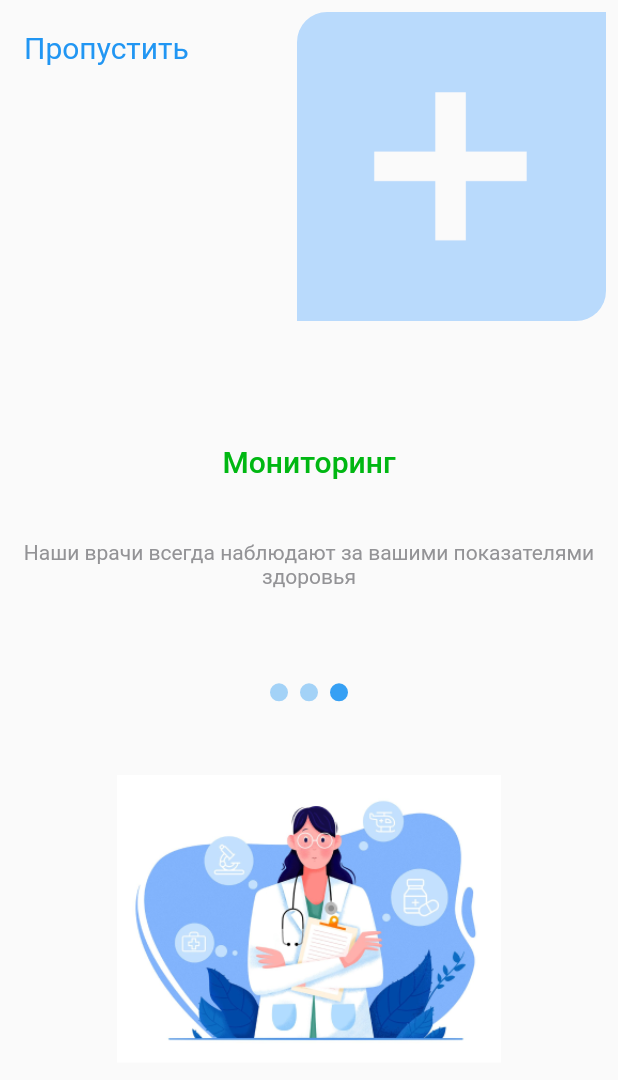
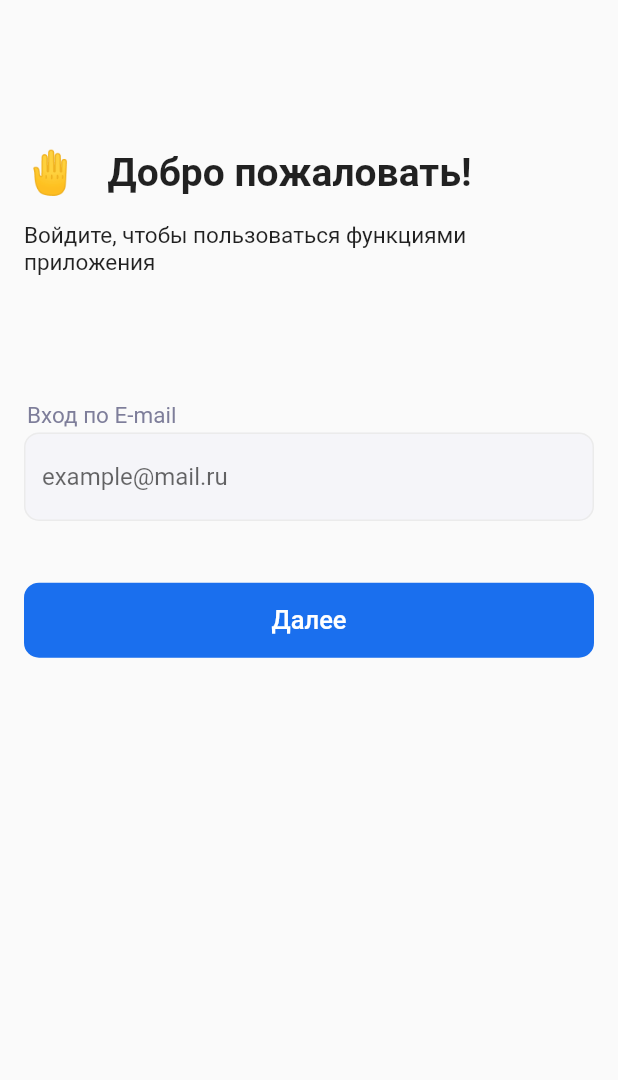
Before and after one commit to Takeshidze/flutter_medic, a Flutter app: the screen it shows after launch, after a tap on "Пропустить", on a phone screen of 412 x 824 dp. Shown: the top 1080 px of the screen. Run offline on Flutter 3.47's test engine with Material 2 defaults, Android fonts, the phone set to English and light mode, and no system bars; drawn by our look-alikes of carousel_slider.

Commit message:
второй скрин первая версия

```diff
--- a/lib/modules/screens/preview_screen/preview_screen.dart
+++ b/lib/modules/screens/preview_screen/preview_screen.dart
@@ -34,7 +34,8 @@ class _PreviewScreenState extends State<PreviewScreen> {
 
   @override
   Widget build(BuildContext context) {
-    return Scaffold(
+    return SafeArea(
+      child: Scaffold(
         body: Padding(
       padding:
           const EdgeInsets.only(bottom: 8.0, left: 8.0, top: 8.0, right: 8.0),
@@ -56,6 +57,7 @@ class _PreviewScreenState extends State<PreviewScreen> {
           ),
           CarouselSlider.builder(
             options: CarouselOptions(
+
               enlargeCenterPage: true,
               viewportFraction: 1,
               height: MediaQuery.of(context).size.height / 2,
@@ -132,6 +134,7 @@ class _PreviewScreenState extends State<PreviewScreen> {
           ),
         ],
       ),
-    ));
+    ))
+    );
   }
 }
--- /dev/null
+++ b/lib/modules/screens/registration_email_screen/registration_email_screen.dart
@@ -0,0 +1,57 @@
+import 'package:flutter/material.dart';
+import 'package:flutter_beginning/modules/widgets/email_text_field.dart';
+
+
+class RegistrationEmailScreen extends StatelessWidget {
+  const RegistrationEmailScreen({super.key});
+
+  @override
+  Widget build(BuildContext context) {
+    return  SafeArea(
+      child: Scaffold(
+        body: Padding(
+          padding: const EdgeInsets.all(16.0),
+          child: Column(
+            children: [
+              SizedBox(
+                    height: MediaQuery.of(context).size.height * 0.1,
+              ),
+              const Row(
+                children: [
+                  Text(
+                    "🤚   ",
+                    style: TextStyle(
+                      fontSize: 28
+                    ),
+                  ),
+                  Text(
+                    "Добро пожаловать!",
+                    style: TextStyle(
+                      fontSize: 26,
+                      fontWeight: FontWeight.w600
+                    ),
+                  )
+                ],
+              ),
+              SizedBox(
+                    height: MediaQuery.of(context).size.height * 0.02,
+              ),
+              const Text(
+                    "Войдите, чтобы пользоваться функциями приложения",
+                    style: TextStyle(
+                      fontSize: 15,
+
+                    ),
+              ),
+              SizedBox(
+                    height: MediaQuery.of(context).size.height * 0.1,
+              ),
+              const EmailTextFieldState(),
+
+            ],
+          ),
+        ),
+      ),
+    );
+  }
+}
--- a/lib/modules/widgets/button_skip.dart
+++ b/lib/modules/widgets/button_skip.dart
@@ -9,8 +9,9 @@ class SkipButton extends StatelessWidget {
       style: TextButton.styleFrom(
           textStyle: const TextStyle(
               fontSize: 20, color: Color.fromRGBO(87, 169, 255, 1))),
-      onPressed: () {},
+      onPressed: () {Navigator.of(context).pushNamed('/registration');},
       child: const Text("Пропустить"),
+
     );
   }
 }
--- /dev/null
+++ b/lib/modules/widgets/email_text_field.dart
@@ -0,0 +1,85 @@
+import 'package:flutter/material.dart';
+
+class EmailTextFieldState extends StatefulWidget {
+  const EmailTextFieldState({super.key});
+
+  @override
+  State<EmailTextFieldState> createState() => _EmailTextFieldStateState();
+}
+
+class _EmailTextFieldStateState extends State<EmailTextFieldState> {
+  @override
+  Widget build(BuildContext context) {
+    return Container(
+      child: Column(
+        crossAxisAlignment: CrossAxisAlignment.start,
+        children: [
+          const Padding(
+            padding: EdgeInsets.all(2.0),
+            child: Text(
+              "Вход по E-mail",
+              style: TextStyle(
+                fontSize: 15,
+                color: Color.fromRGBO(126, 126, 154, 1)
+              ),
+              textAlign: TextAlign.start,
+
+            ),
+          ),
+
+          const TextField(
+
+            keyboardType: TextInputType.emailAddress,
+            decoration: InputDecoration(
+              enabledBorder: OutlineInputBorder(
+                borderRadius: BorderRadius.all(Radius.circular(10)),
+                borderSide: BorderSide(
+                  color: Color.fromRGBO(235, 235, 235, 1),
+
+                )
+              ),
+              border: OutlineInputBorder(
+                borderRadius: BorderRadius.all(Radius.circular(10)),
+
+                borderSide: BorderSide(
+                  color: Color.fromRGBO(235, 235, 235, 1),
+
+                )
+              ),
+              hintText: "example@mail.ru",
+              filled: true,
+              fillColor: Color.fromRGBO(245, 245, 249, 1)
+
+            ),
+          ),
+          SizedBox(
+            height: MediaQuery.of(context).size.height * 0.05,
+          ),
+          const SizedBox(
+            width: double.infinity,
+            child: ElevatedButton(
+            onPressed: null,
+            style: ButtonStyle(
+              shape: MaterialStatePropertyAll(RoundedRectangleBorder(
+                borderRadius: BorderRadius.all(Radius.circular(10))
+              )),
+              padding: MaterialStatePropertyAll(EdgeInsets.only(top: 15, bottom: 15)),
+              backgroundColor: MaterialStatePropertyAll(Color.fromRGBO(26, 111, 238, 1))
+            ),
+            child: Text(
+              "Далее",
+              style: TextStyle(
+                color: Colors.white,
+                fontSize: 17
+              ),
+            ),
+          ),
+          )
+
+
+
+        ],
+      ),
+    );
+  }
+}
--- /dev/null
+++ b/lib/modules/widgets/yandex_button_bar.dart
@@ -0,0 +1,10 @@
+import 'package:flutter/material.dart';
+
+class YandexButtonBar extends StatelessWidget {
+  const YandexButtonBar({super.key});
+
+  @override
+  Widget build(BuildContext context) {
+    return const Placeholder();
+  }
+}
--- a/lib/router/route.dart
+++ b/lib/router/route.dart
@@ -1,5 +1,7 @@
 import 'package:flutter_beginning/modules/screens/preview_screen/preview_screen.dart';
+import 'package:flutter_beginning/modules/screens/registration_email_screen/registration_email_screen.dart';
 
 final route = {
-  '/': (context) => const PreviewScreen()
+  '/': (context) => const PreviewScreen(),
+  '/registration': (context) => const RegistrationEmailScreen()
 };
```
